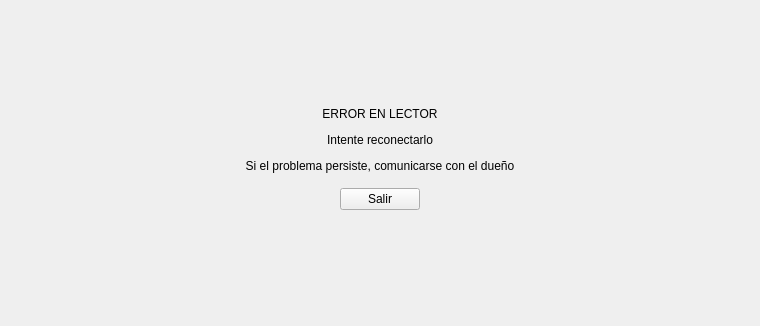
The window that uis/reader_error.ui (rafafdz/RomanaSoftware) describes before a commit, drawn with Qt 5.
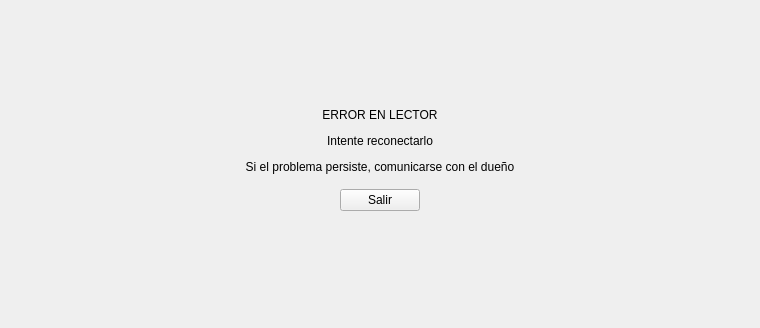
The same window after the commit.

Commit message: Register Form done

```diff
--- a/uis/reader_error.ui
+++ b/uis/reader_error.ui
@@ -7,7 +7,7 @@
     <x>0</x>
     <y>0</y>
     <width>760</width>
-    <height>326</height>
+    <height>328</height>
    </rect>
   </property>
   <property name="windowTitle">
```
The commit also changes 7 other files.
